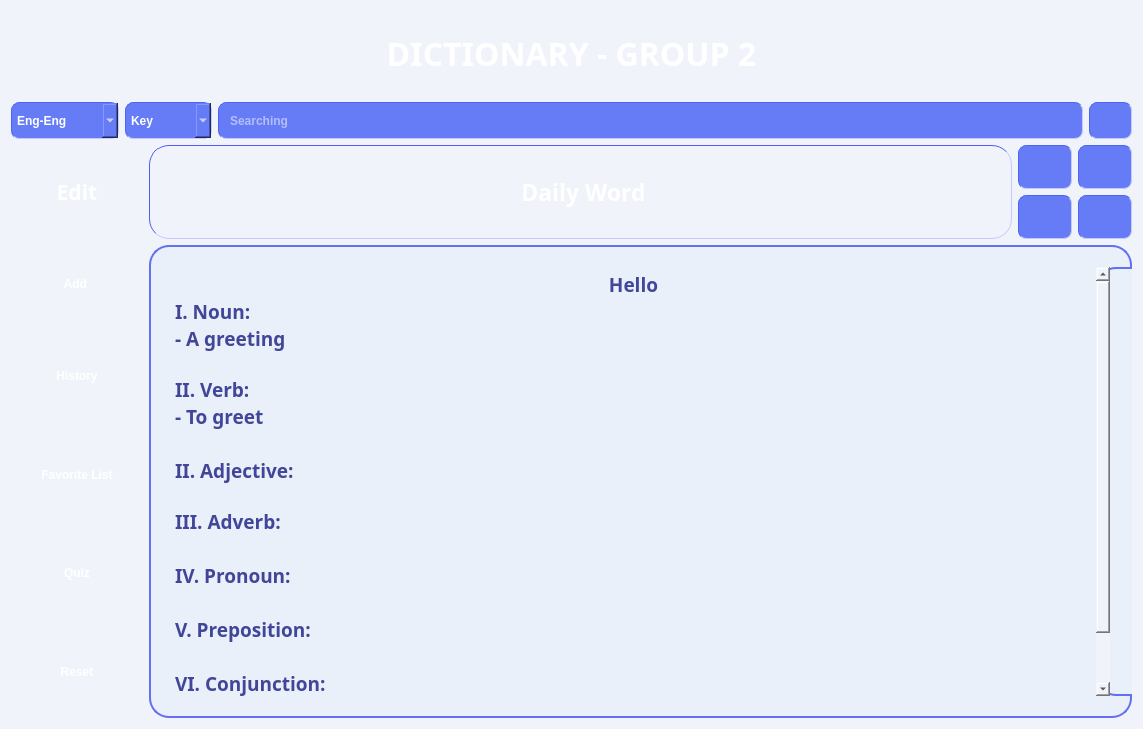
The window that homescreen.ui (OHonSam/CS163_Group2_Dictionary) describes before a commit, drawn with Qt 5.
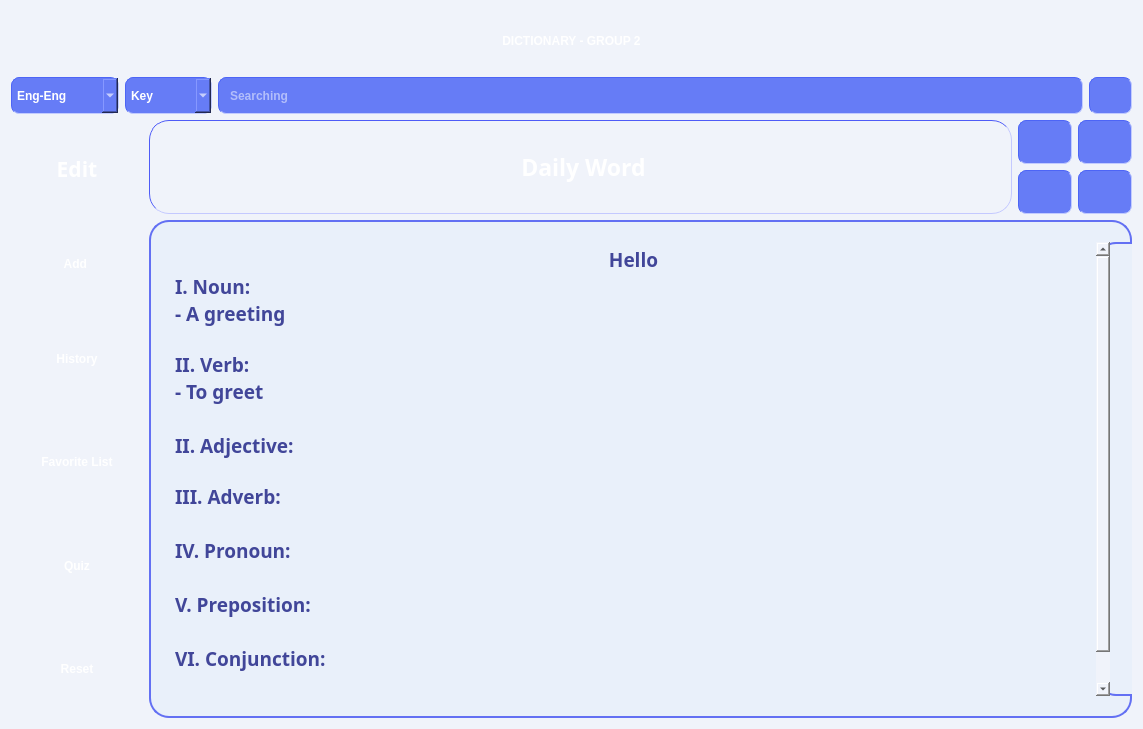
The same window after the commit. Icons and pictures are not drawn.

Commit message: uppercase title in home, lowercase else where

The edit to the form file:
```diff
--- a/homescreen.ui
+++ b/homescreen.ui
@@ -18,21 +18,7 @@
   </property>
   <layout class="QGridLayout" name="gridLayout">
    <item row="0" column="0" colspan="2">
-    <widget class="QLabel" name="title">
-     <property name="sizePolicy">
-      <sizepolicy hsizetype="Preferred" vsizetype="Preferred">
-       <horstretch>0</horstretch>
-       <verstretch>0</verstretch>
-      </sizepolicy>
-     </property>
-     <property name="font">
-      <font>
-       <family>Audiowide</family>
-       <pointsize>24</pointsize>
-       <italic>false</italic>
-       <bold>true</bold>
-      </font>
-     </property>
+    <widget class="QPushButton" name="pushButton_title">
      <property name="styleSheet">
       <string notr="true">padding: 20px;
 border-radius: 20px;
@@ -41,13 +27,10 @@
 background-image: url(:/background/images/bg/intro bg.png);
 font: 24pt &quot;Audiowide&quot;;
 font: bold;
-color: white;</string>
+color:white;</string>
      </property>
      <property name="text">
-      <string>&lt;html&gt;&lt;head/&gt;&lt;body&gt;&lt;p align=&quot;center&quot;&gt;&lt;span style=&quot; font-size:24pt; color:#ffffff;&quot;&gt;DICTIONARY - GROUP 2&lt;/span&gt;&lt;/p&gt;&lt;/body&gt;&lt;/html&gt;</string>
-     </property>
-     <property name="alignment">
-      <set>Qt::AlignCenter</set>
+      <string>DICTIONARY - GROUP 2</string>
      </property>
     </widget>
    </item>
```
The commit also changes 2 other files.
